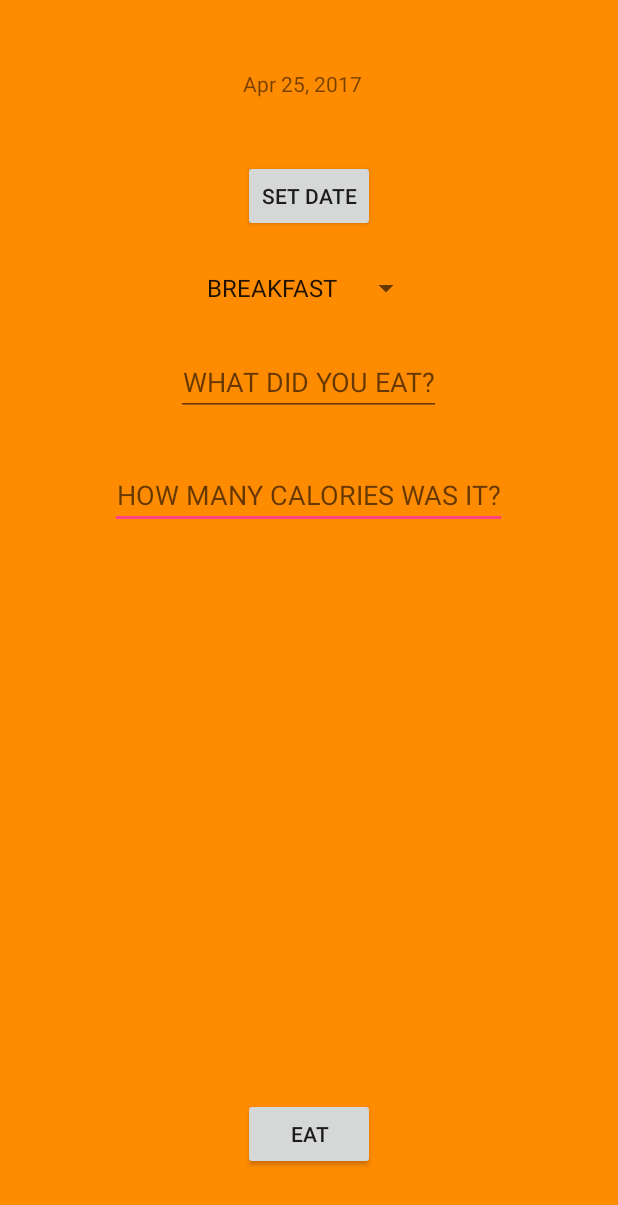
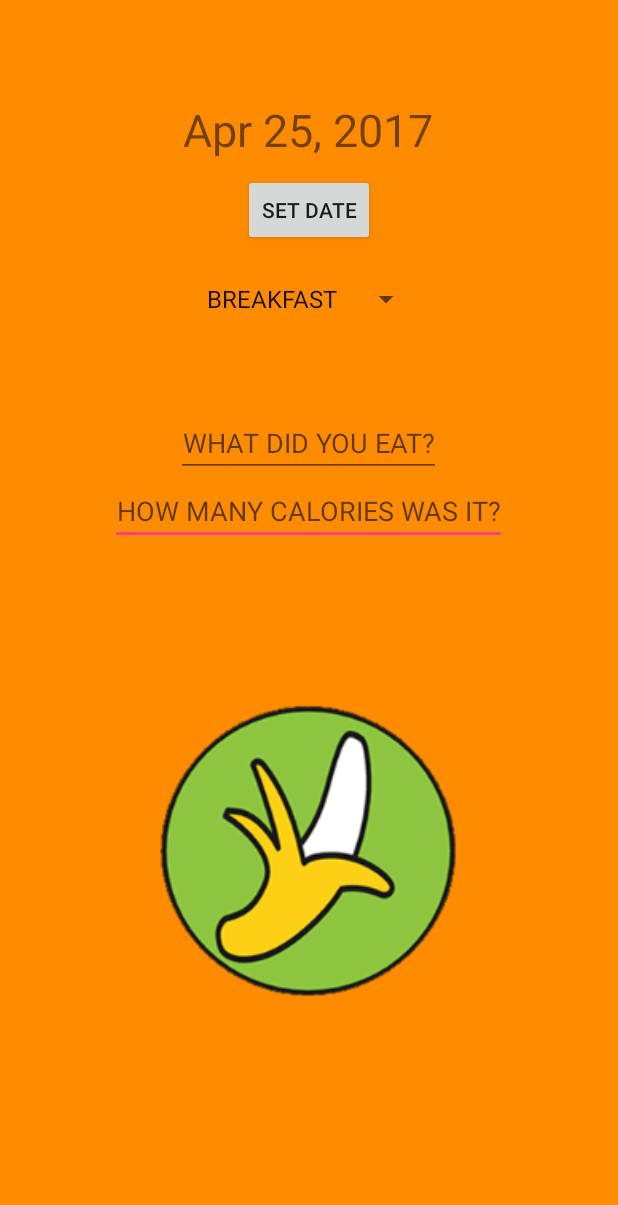
Before and after one commit to IanTennyson/Project2-FoodManagerApp, an Android app: the EatActivity screen opened directly, with no data from a screen before it, on a phone screen of 412 x 824 dp. Shown: the top 1205 px of the screen. Run offline under Robolectric (Android 15) with nearby library versions, the phone set to English and light mode, and no system bars.

Commit message:
added some images and restructured my detailed page

```diff
--- a/app/src/main/java/example/codeclan/com/myfoodtracker/MyClasses/Day.java
+++ b/app/src/main/java/example/codeclan/com/myfoodtracker/MyClasses/Day.java
@@ -31,6 +31,9 @@ public class Day implements Serializable{
         }
     }
 
+
+
+
     public HashMap<MealType, ArrayList<Food>> getFoodDay() {
         return foodDay;
     }
--- a/app/src/main/res/layout/activity_eat.xml
+++ b/app/src/main/res/layout/activity_eat.xml
@@ -11,16 +11,19 @@
     android:background="#FF8C00"
     tools:context="example.codeclan.com.myfoodtracker.Activities.EatActivity">
 
-    <Button
-        android:id="@+id/submit_new_food"
+    <TextView
+        android:id="@+id/chosen_date"
 
-        android:onClick="onEatButtonClicked"
-        android:text="EAT"
+        android:hint="current date text"
+        android:textSize="30dp"
+        android:inputType="textCapCharacters"
         android:layout_width="wrap_content"
         android:layout_height="wrap_content"
-        android:layout_alignParentBottom="true"
+        android:gravity="center"
+        android:layout_alignParentTop="true"
+        android:layout_below="@+id/meal"
         android:layout_centerHorizontal="true"
-        android:layout_marginBottom="28dp"
+        android:layout_marginTop="50dp"
         />
 
 
@@ -32,23 +35,43 @@
         android:hint="HOW MANY CALORIES WAS IT?"
         android:layout_width="wrap_content"
         android:layout_height="wrap_content"
-        android:layout_marginTop="30dp"
+        android:layout_marginTop="0dp"
         android:layout_below="@+id/food"
-        android:layout_centerHorizontal="true"
-        />
+        android:layout_centerHorizontal="true" />
 
-    <TextView
-        android:id="@+id/chosen_date"
 
-        android:inputType="textCapCharacters"
-        android:hint="23 APR 2017"
+    <Button
+        android:id="@+id/date_button"
+
+        android:onClick="setDate"
+        android:text="Set Date"
         android:layout_width="wrap_content"
         android:layout_height="wrap_content"
+        android:layout_marginTop="100dp"
+        android:layout_centerHorizontal="true" />
 
-        android:layout_alignParentTop="true"
-        android:layout_alignLeft="@+id/date_button"
-        android:layout_alignStart="@+id/date_button"
-        android:layout_marginTop="30dp" />
+    <ImageView
+        android:id="@+id/submit_new_food"
+
+        android:onClick="onEatButtonClicked"
+        android:src="@drawable/app_logo_copy"
+        android:layout_width="200dp"
+        android:layout_height="200dp"
+
+        android:layout_below="@+id/calories_entered"
+        android:layout_centerHorizontal="true"
+        android:layout_marginTop="103dp" />
+
+    <Spinner
+        android:id="@+id/meal"
+
+        android:layout_width="wrap_content"
+        android:layout_height="wrap_content"
+        android:layout_marginTop="23dp"
+        android:layout_below="@+id/date_button"
+        android:layout_centerHorizontal="true">
+
+    </Spinner>
 
     <EditText
         android:id="@+id/food"
@@ -58,38 +81,9 @@
         android:hint="WHAT DID YOU EAT?"
         android:layout_width="wrap_content"
         android:layout_height="wrap_content"
-        android:layout_below="@+id/date_button"
-        android:layout_centerHorizontal="true"
-        android:layout_marginTop="77dp" />
-
-
-
-    <Button
-        android:id="@+id/date_button"
-
-        android:onClick="setDate"
-
-        android:text="Set Date"
-        android:layout_width="wrap_content"
-        android:layout_height="wrap_content"
-
-        android:layout_marginTop="41dp"
-        android:layout_below="@+id/chosen_date"
-        android:layout_alignLeft="@+id/submit_new_food"
-        android:layout_alignStart="@+id/submit_new_food" />
-
-    <Spinner
-        android:id="@+id/meal"
-
-
-        android:layout_width="wrap_content"
-        android:layout_height="wrap_content"
-
-        android:layout_below="@+id/date_button"
-        android:layout_centerHorizontal="true"
-        android:layout_marginTop="25dp">
-
-    </Spinner>
+        android:layout_marginTop="61dp"
+        android:layout_below="@+id/meal"
+        android:layout_centerHorizontal="true" />
 
 
 </RelativeLayout>
```
Also changed, not shown: app/src/main/java/example/codeclan/com/myfoodtracker/Activities/DetailedFoodTrackerActivity.java (+12 -0 lines), app/src/main/java/example/codeclan/com/myfoodtracker/Activities/DetailedMealTrackerActivity.java (deleted, +0 -26 lines), app/src/main/java/example/codeclan/com/myfoodtracker/Adapters/DetailedFoodAdapter.java (+7 -5 lines), app/src/main/java/example/codeclan/com/myfoodtracker/MyClasses/Food.java (+14 -27 lines), app/src/main/res/layout/activity_detailed_food_tracker.xml (+17 -22 lines), app/src/main/res/layout/activity_detailed_meal_tracker.xml (+9 -10 lines), app/src/main/res/layout/activity_navigation.xml (+23 -15 lines), 2 other files.
